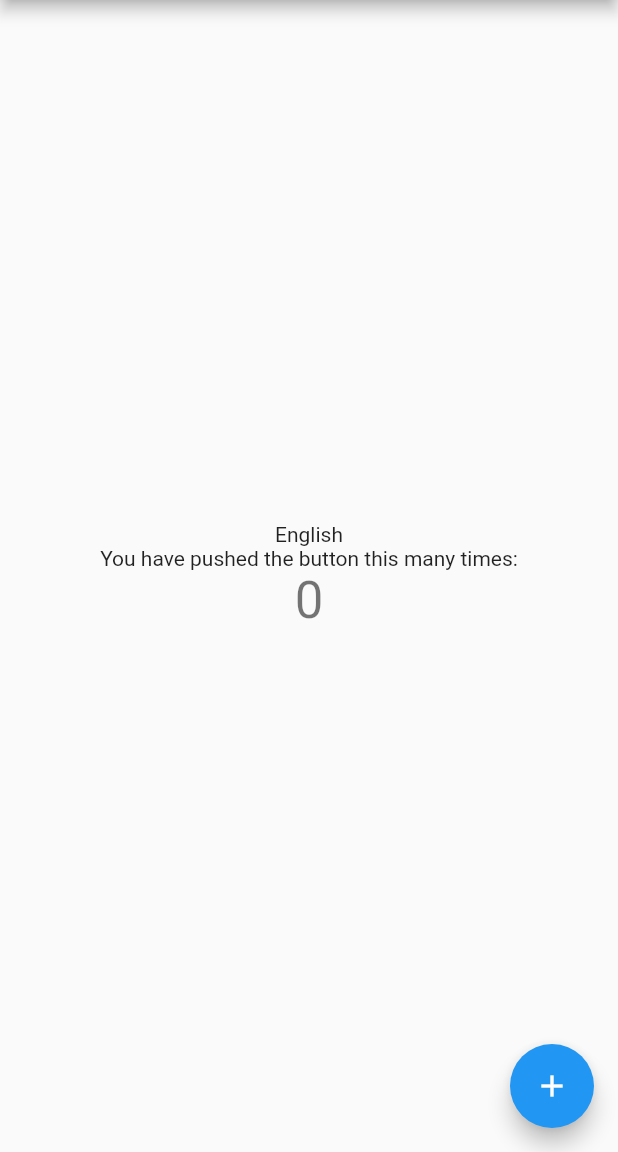
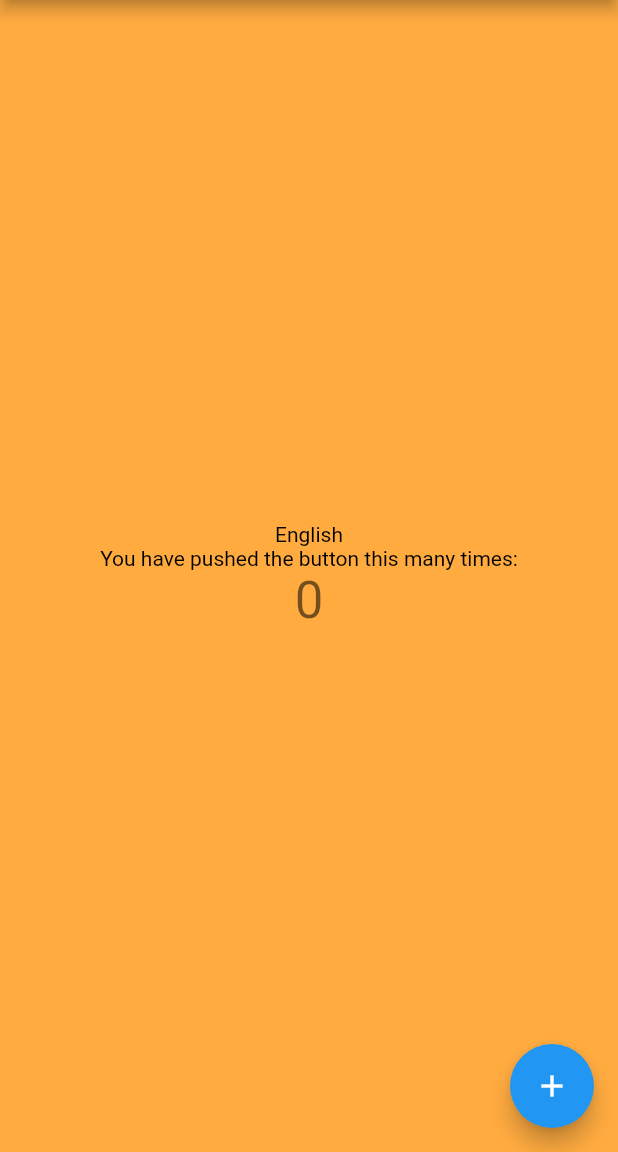
Before and after one commit to gianlucaromeo/book-tracker, a Flutter app: the screen it shows after launch, on a phone screen of 412 x 824 dp, the part 84-1236 px from its top. Run offline on Flutter 3.47's test engine with Material 2 defaults, Android fonts, the phone set to English and light mode, and no system bars; generated files the repository leaves out were written again.

Commit message:
[Added] ThemeController for dark/light themes

```diff
--- a/lib/main.dart
+++ b/lib/main.dart
@@ -1,5 +1,6 @@
 import 'dart:io';
 
+import 'package:book_tracker/theme/theme_controller.dart';
 import 'package:flutter_gen/gen_l10n/app_localizations.dart';
 import 'package:book_tracker/provider/locale_provider.dart';
 import 'package:flutter/material.dart';
@@ -13,21 +14,34 @@ void main() {
   runApp(const MyApp());
 }
 
-class MyApp extends StatelessWidget {
+class MyApp extends StatefulWidget {
   const MyApp({Key? key}) : super(key: key);
 
   @override
+  State<MyApp> createState() => _MyAppState();
+}
+
+class _MyAppState extends State<MyApp> {
+  @override
+  void initState() {
+    themeController.addListener(() {setState(() {});});
+    super.initState();
+  }
+
+  @override
   Widget build(BuildContext context) {
-    return ChangeNotifierProvider(
-      create: (context) => LocaleProvider(),
+    return MultiProvider(
+      providers: [
+        Provider<LocaleProvider>(create: (context) => LocaleProvider(),),
+      ],
       builder: (context, child) {
         final provider = Provider.of<LocaleProvider>(context);
         return MaterialApp(
           debugShowCheckedModeBanner: false,
           title: 'Flutter Demo',
-          theme: ThemeData(
-            primarySwatch: Colors.blue,
-          ),
+          theme: themeController.lightThemeData,
+          darkTheme: themeController.darkThemeData,
+          themeMode: themeController.currentThemeMode,
           locale: provider.currentLocale,
           supportedLocales: L10n.supportedLocales,
           localizationsDelegates: const [
@@ -85,7 +99,7 @@ class _MyHomePageState extends State<MyHomePage> {
         ),
       ),
       floatingActionButton: FloatingActionButton(
-        onPressed: _incrementCounter,
+        onPressed: () =>  _incrementCounter,
         tooltip: 'Increment',
         child: const Icon(Icons.add),
       ),
```
Also changed, not shown: lib/theme/theme_controller.dart (+11 -13 lines).
